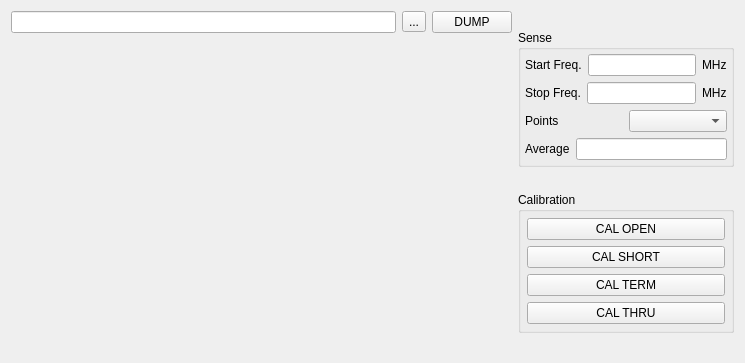
The window that modules/networkanalyzer/core/networkanalyzerform.ui (northriv/KAME) describes before a commit, drawn with Qt 5.
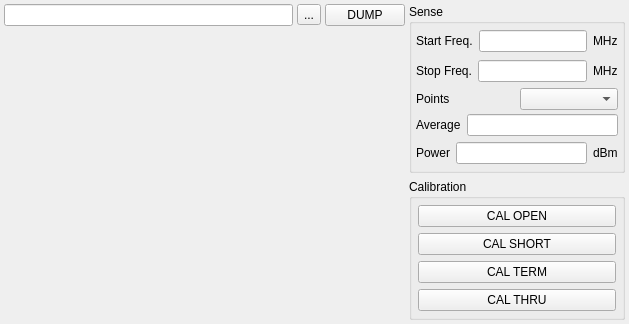
The same window after the commit. Custom widgets are drawn as their Qt base class.

Patch:
```diff
--- a/modules/networkanalyzer/core/networkanalyzerform.ui
+++ b/modules/networkanalyzer/core/networkanalyzerform.ui
@@ -6,8 +6,8 @@
    <rect>
     <x>0</x>
     <y>0</y>
-    <width>745</width>
-    <height>363</height>
+    <width>629</width>
+    <height>324</height>
    </rect>
   </property>
   <property name="windowTitle">
@@ -15,10 +15,28 @@
   </property>
   <widget class="QWidget" name="widget">
    <layout class="QHBoxLayout" name="horizontalLayout_3">
+    <property name="spacing">
+     <number>4</number>
+    </property>
+    <property name="leftMargin">
+     <number>4</number>
+    </property>
+    <property name="topMargin">
+     <number>4</number>
+    </property>
+    <property name="rightMargin">
+     <number>4</number>
+    </property>
+    <property name="bottomMargin">
+     <number>4</number>
+    </property>
     <item>
      <layout class="QVBoxLayout">
       <item>
        <layout class="QHBoxLayout">
+        <property name="spacing">
+         <number>4</number>
+        </property>
         <item>
          <widget class="QLineEdit" name="m_edDump"/>
         </item>
@@ -58,7 +76,7 @@
       <item>
        <widget class="QGroupBox" name="groupBox1">
         <property name="sizePolicy">
-         <sizepolicy hsizetype="Minimum" vsizetype="Fixed">
+         <sizepolicy hsizetype="Minimum" vsizetype="Expanding">
           <horstretch>0</horstretch>
           <verstretch>0</verstretch>
          </sizepolicy>
@@ -67,6 +85,9 @@
          <string>Sense</string>
         </property>
         <layout class="QVBoxLayout" name="verticalLayout">
+         <property name="spacing">
+          <number>4</number>
+         </property>
          <property name="leftMargin">
           <number>4</number>
          </property>
@@ -196,7 +217,14 @@
             </widget>
            </item>
            <item>
-            <widget class="QComboBox" name="m_cmbPoints"/>
+            <widget class="QComboBox" name="m_cmbPoints">
+             <property name="sizePolicy">
+              <sizepolicy hsizetype="Preferred" vsizetype="Fixed">
+               <horstretch>0</horstretch>
+               <verstretch>0</verstretch>
+              </sizepolicy>
+             </property>
+            </widget>
            </item>
           </layout>
          </item>
@@ -236,6 +264,58 @@
            </item>
           </layout>
          </item>
+         <item>
+          <layout class="QHBoxLayout" name="horizontalLayout_4">
+           <item>
+            <widget class="QLabel" name="textLabel1_2_5_3_3_3">
+             <property name="sizePolicy">
+              <sizepolicy hsizetype="Fixed" vsizetype="Preferred">
+               <horstretch>0</horstretch>
+               <verstretch>0</verstretch>
+              </sizepolicy>
+             </property>
+             <property name="text">
+              <string>Power</string>
+             </property>
+             <property name="wordWrap">
+              <bool>false</bool>
+             </property>
+            </widget>
+           </item>
+           <item>
+            <widget class="QLineEdit" name="m_edPower">
+             <property name="sizePolicy">
+              <sizepolicy hsizetype="Preferred" vsizetype="Fixed">
+               <horstretch>0</horstretch>
+               <verstretch>0</verstretch>
+              </sizepolicy>
+             </property>
+             <property name="minimumSize">
+              <size>
+               <width>69</width>
+               <height>0</height>
+              </size>
+             </property>
+            </widget>
+           </item>
+           <item>
+            <widget class="QLabel" name="textLabel1_2_5_3_3_4">
+             <property name="sizePolicy">
+              <sizepolicy hsizetype="Fixed" vsizetype="Preferred">
+               <horstretch>0</horstretch>
+               <verstretch>0</verstretch>
+              </sizepolicy>
+             </property>
+             <property name="text">
+              <string>dBm</string>
+             </property>
+             <property name="wordWrap">
+              <bool>false</bool>
+             </property>
+            </widget>
+           </item>
+          </layout>
+         </item>
         </layout>
        </widget>
       </item>
```
Left out of the diff: 1 changed line with no effect on the pictures.
